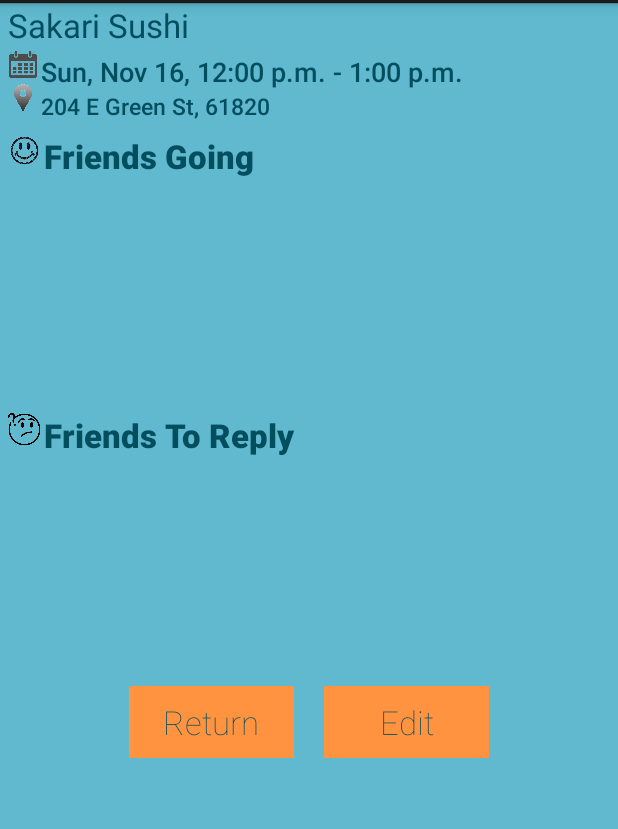
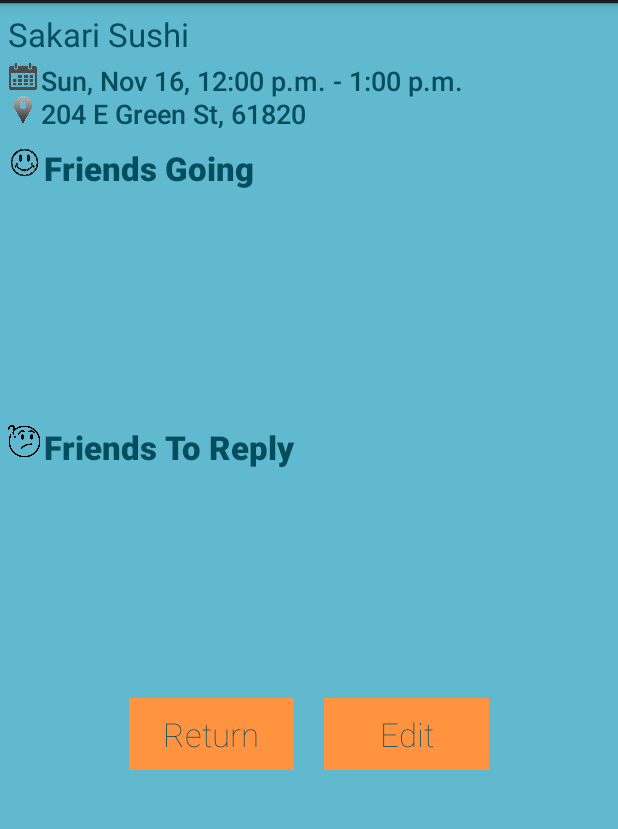
Before and after one commit to kmangutov/FoodTime, an Android app: the layout accepted_event_view_activity.xml on its own in the app's theme, with its tools: preview values and no code run, on a phone screen of 412 x 824 dp, the part 69-898 px from its top. Run offline under Robolectric (Android 15) with nearby library versions, the phone set to English and light mode, and no system bars.

Commit message:
make event review not hard coded

```diff
--- a/app/src/main/res/layout/accepted_event_view_activity.xml
+++ b/app/src/main/res/layout/accepted_event_view_activity.xml
@@ -9,6 +9,7 @@
         style="@style/style_text.big"
         android:layout_width="match_parent"
         android:layout_height="wrap_content"
+        android:layout_marginTop="@dimen/screen_top_margin"
         android:text=" Sakari Sushi"        android:fontFamily="sans-serif"
         android:id="@+id/textEventName"
         android:editable="false"/>
@@ -27,7 +28,7 @@
             android:layout_marginLeft="5dp"
             android:id="@+id/imageCalendar"
             android:src="@drawable/calendar_icon"
-            android:layout_marginTop="2dp"/>
+            android:layout_marginTop="4dp"/>
         <TextView
             style="@style/style_text"
             android:layout_width="wrap_content"
@@ -54,11 +55,11 @@
             android:layout_height="wrap_content"
             android:text="204 E Green St, 61820"
             android:ems="14"
-            android:textSize="15dp"
             android:layout_toRightOf="@id/imageLocation"
             android:id="@+id/textLocation"
             android:layout_below="@id/textTime"
-            android:layout_alignLeft="@id/textTime"/>
+            android:layout_alignLeft="@id/textTime"
+            android:layout_alignTop="@id/imageLocation"/>
 
 
         <ImageView
```
Also changed, not shown: app/src/main/java/com/kmangutov/foodtime/AcceptedEventViewActivity.java (+7 -3 lines), app/src/main/java/com/kmangutov/foodtime/GlobalClass.java (+4 -4 lines).
